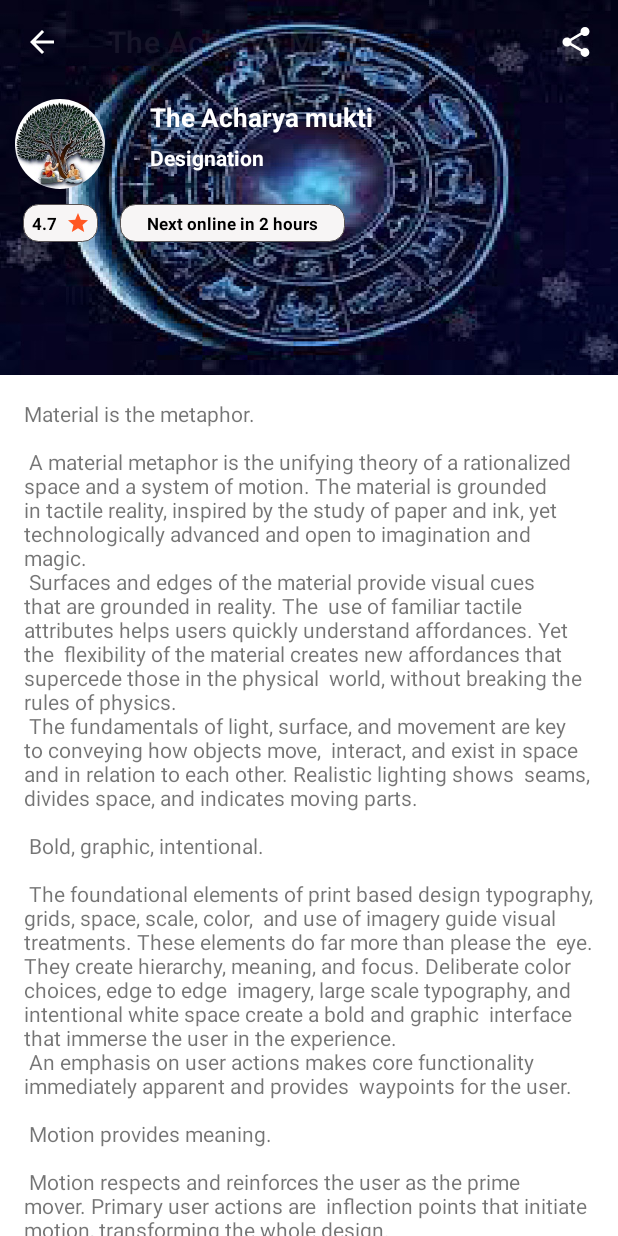
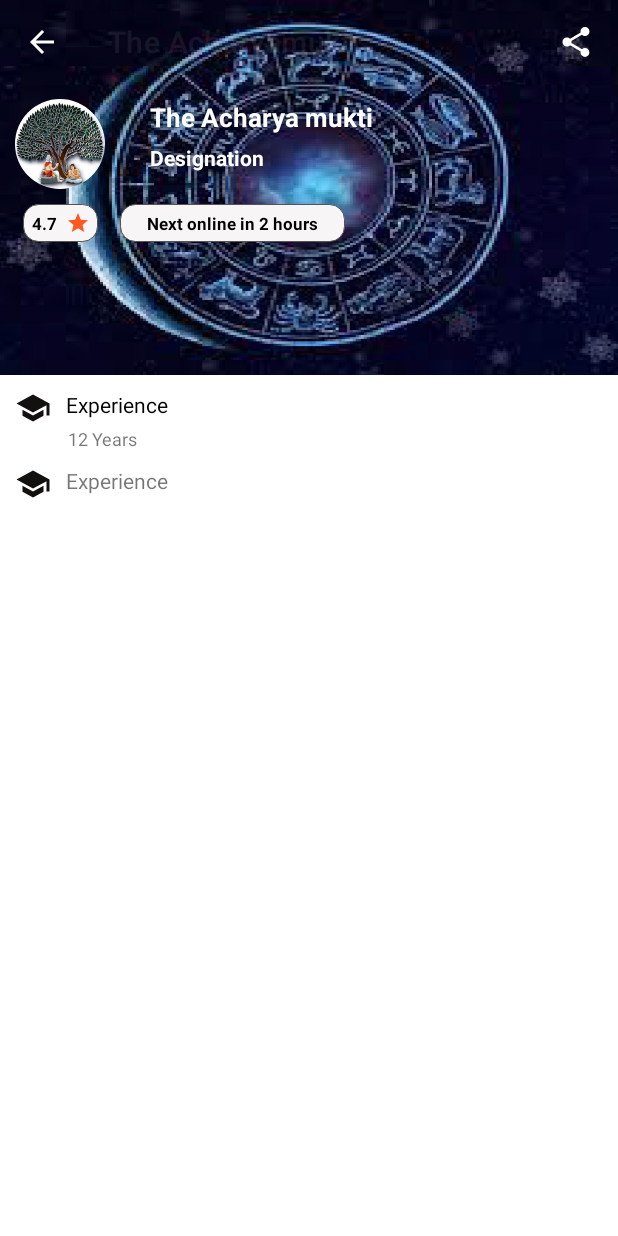
Before and after one commit to XaWork/Acharyamukti_Client, an Android app: the AstrologerProfile screen opened directly, with no data from a screen before it, on a phone screen of 412 x 824 dp. Run offline under Robolectric (Android 15) with nearby library versions, the phone set to English and light mode, and no system bars; our stand-ins replace CircleImageView.

Commit message:
user profile design

```diff
--- a/app/src/main/java/com/acharyamukti/activity/AstrologerProfile.java
+++ b/app/src/main/java/com/acharyamukti/activity/AstrologerProfile.java
@@ -22,7 +22,6 @@ public class AstrologerProfile extends AppCompatActivity {
         CollapsingToolbarLayout toolBarLayout = binding.toolbarLayout;
         toolBarLayout.setTitle(getTitle());
         setSupportActionBar(toolbar);
-        toolbar.setTitle("The Acharya Mukti");
         getSupportActionBar().setDisplayHomeAsUpEnabled(true);
     }
 
--- /dev/null
+++ b/app/src/main/res/drawable/ic_baseline_school_24.xml
@@ -0,0 +1,5 @@
+<vector android:height="24dp" android:tint="#131010"
+    android:viewportHeight="24" android:viewportWidth="24"
+    android:width="24dp" xmlns:android="http://schemas.android.com/apk/res/android">
+    <path android:fillColor="@android:color/white" android:pathData="M5,13.18v4L12,21l7,-3.82v-4L12,17l-7,-3.82zM12,3L1,9l11,6 9,-4.91V17h2V9L12,3z"/>
+</vector>
--- a/app/src/main/res/layout/content_scrolling.xml
+++ b/app/src/main/res/layout/content_scrolling.xml
@@ -8,10 +8,38 @@
     tools:context=".activity.AstrologerProfile"
     tools:showIn="@layout/activity_astrologer_profile">
 
-    <TextView
-        android:layout_width="wrap_content"
+    <RelativeLayout
+        android:layout_width="match_parent"
         android:layout_height="wrap_content"
-        android:layout_margin="@dimen/text_margin"
-        android:text="@string/large_text" />
+        android:layout_margin="10dp">
+
+        <TextView
+            android:textColor="@color/black"
+            android:id="@+id/txtExperience"
+            android:layout_width="match_parent"
+            android:layout_height="wrap_content"
+            android:drawableLeft="@drawable/ic_baseline_school_24"
+            android:drawablePadding="10dp"
+            android:text="Experience" />
+
+        <TextView
+            android:id="@+id/txtExperience2"
+            android:layout_width="match_parent"
+            android:layout_height="wrap_content"
+            android:layout_below="@+id/txtExperience"
+            android:layout_marginStart="35dp"
+            android:textSize="12sp"
+            android:text="12 Years" />
+
+        <TextView
+            android:layout_marginTop="10dp"
+            android:layout_below="@+id/txtExperience2"
+            android:layout_width="match_parent"
+            android:layout_height="wrap_content"
+            android:drawableLeft="@drawable/ic_baseline_school_24"
+            android:drawablePadding="10dp"
+            android:text="Experience" />
+
+    </RelativeLayout>
 
 </androidx.core.widget.NestedScrollView>
```
